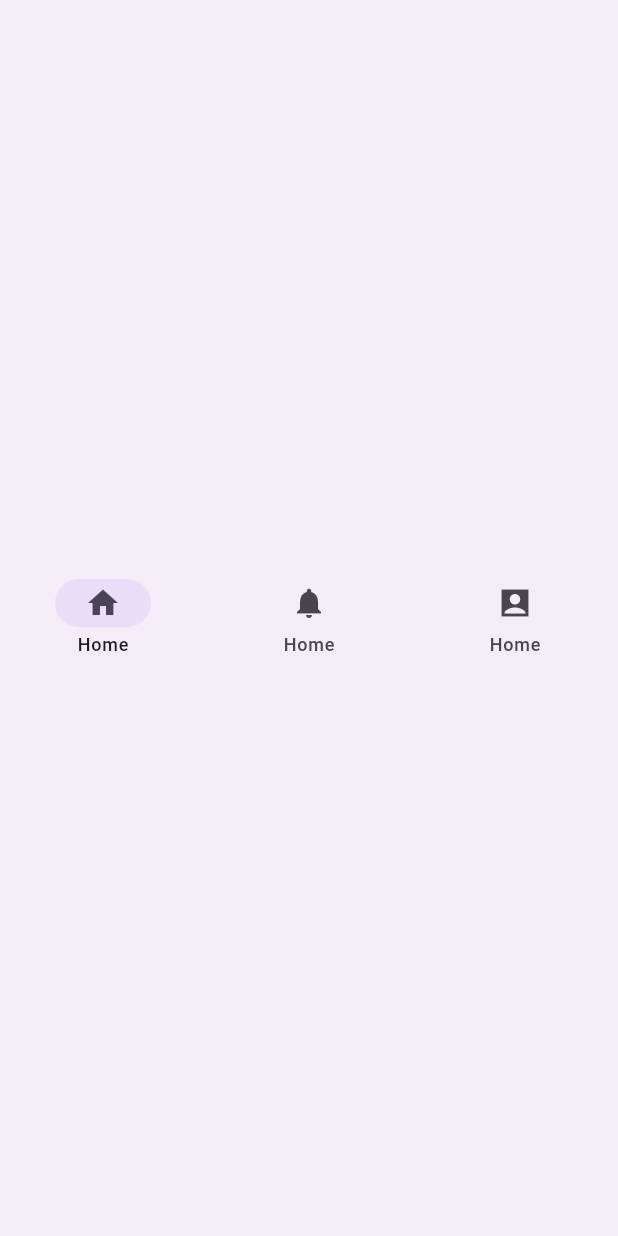
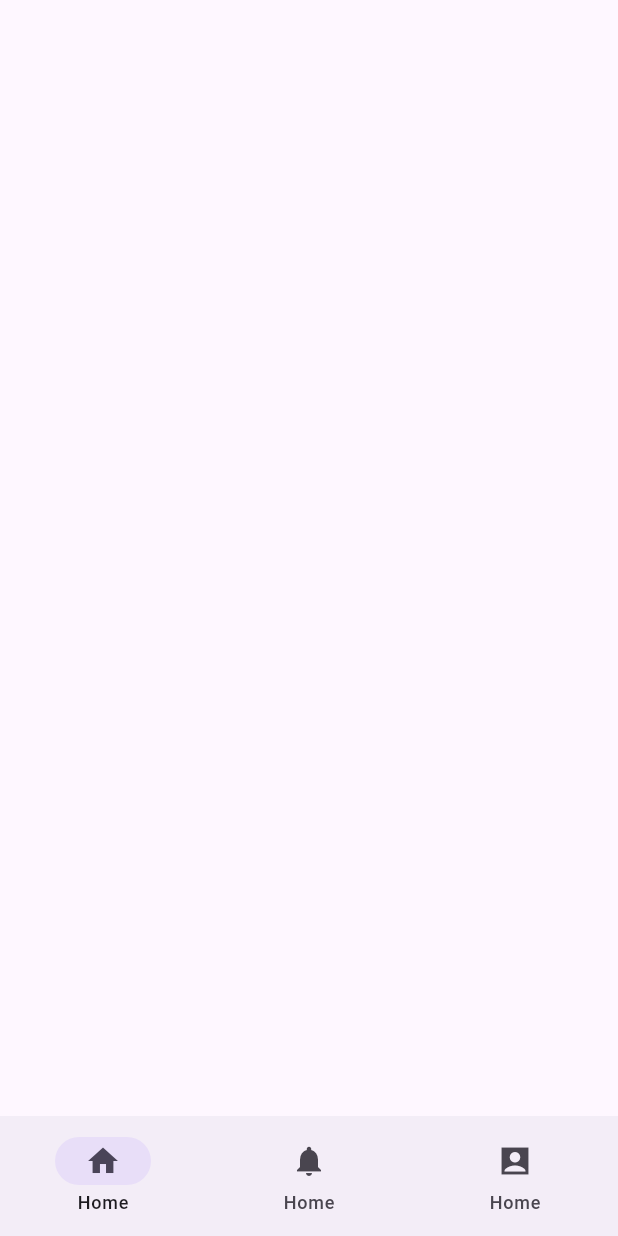
Before and after one commit to aayushman950/Air-Quality-Monitoring-System, a Flutter app: the screen it shows after launch, on a phone screen of 412 x 824 dp. Run offline on Flutter 3.47's test engine with Material 3 defaults, Android fonts, the light colour scheme and no system bars.

Commit message:
put bottom navigation bar at the bottom

```diff
--- a/aqms/lib/widgets/bottom_nav_bar.dart
+++ b/aqms/lib/widgets/bottom_nav_bar.dart
@@ -11,7 +11,8 @@ class _BottomNavBarState extends State<BottomNavBar> {
   int currentPageIndex = 0;
   @override
   Widget build(BuildContext context) {
-    return NavigationBar(
+    return Scaffold(
+      bottomNavigationBar: NavigationBar(
         selectedIndex: currentPageIndex,
         onDestinationSelected: (index) {
           setState(() {
@@ -32,6 +33,7 @@ class _BottomNavBarState extends State<BottomNavBar> {
             label: 'Home',
           ),
         ],
+      ),
     );
   }
 }
```
Lines whose indentation alone changed are shown as unchanged.
